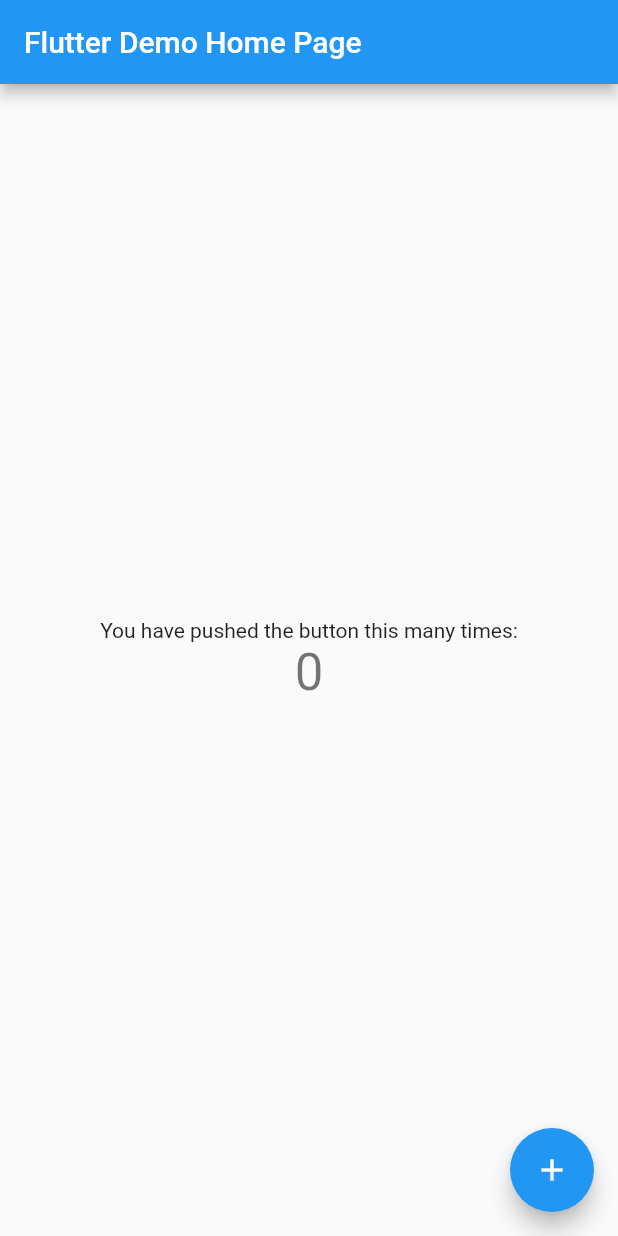
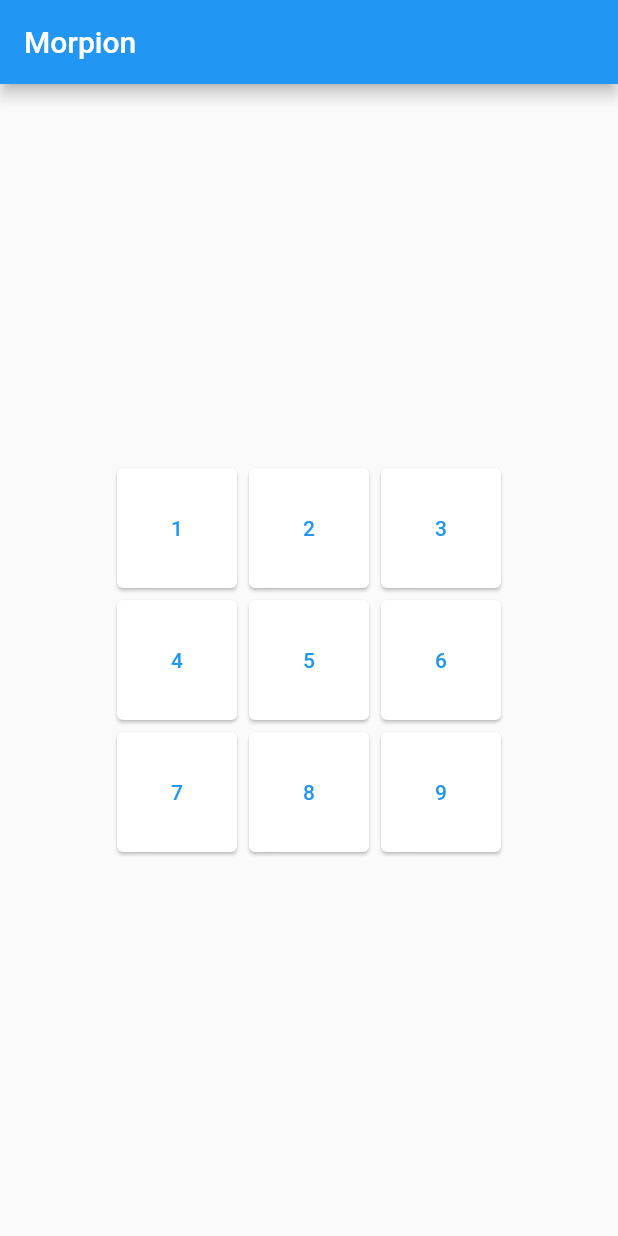
Before and after one commit to grachet/afti-exercice, a Flutter app: the screen it shows after launch, on a phone screen of 412 x 824 dp. Run offline on Flutter 3.47's test engine with Material 2 defaults, Android fonts, the phone set to English and light mode, and no system bars.

Commit message:
morpion UI

```diff
--- a/first_flutter/lib/main.dart
+++ b/first_flutter/lib/main.dart
@@ -9,7 +9,7 @@ class MyApp extends StatelessWidget {
   @override
   Widget build(BuildContext context) {
     return MaterialApp(
-      title: 'Flutter Demo',
+      title: 'Morpion',
       theme: ThemeData(
         // This is the theme of your application.
         //
@@ -22,7 +22,7 @@ class MyApp extends StatelessWidget {
         // is not restarted.
         primarySwatch: Colors.blue,
       ),
-      home: MyHomePage(title: 'Flutter Demo Home Page'),
+      home: MyHomePage(title: 'Morpion'),
     );
   }
 }
@@ -93,21 +93,153 @@ class _MyHomePageState extends State<MyHomePage> {
           // horizontal).
           mainAxisAlignment: MainAxisAlignment.center,
           children: <Widget>[
-            Text(
-              'You have pushed the button this many times:',
+            Row(
+              mainAxisAlignment: MainAxisAlignment.center,
+              children: <Widget>[
+                Card(
+                    child: Column(
+                  children: <Widget>[
+                    Container(
+                      height: 80,
+                      width: 80,
+                      child: TextButton(
+                        child: const Text('1'),
+                        onPressed: () => null,
+                      ),
+                    )
+                  ],
+                )),
+                Card(
+                    child: Column(
+                  children: <Widget>[
+                    Container(
+                      height: 80,
+                      width: 80,
+                      child: TextButton(
+                        child: const Text('2'),
+                        onPressed: () => null,
+                      ),
+                    )
+                  ],
+                )),
+                Card(
+                    child: Column(
+                  children: <Widget>[
+                    Container(
+                      height: 80,
+                      width: 80,
+                      child: TextButton(
+                        child: const Text('3'),
+                        onPressed: () => null,
+                      ),
+                    )
+                  ],
+                )),
+              ],
             ),
-            Text(
-              '$_counter',
-              style: Theme.of(context).textTheme.headline4,
+            Row(
+              mainAxisAlignment: MainAxisAlignment.center,
+              children: <Widget>[
+                Card(
+                    child: Column(
+                  children: <Widget>[
+                    Container(
+                      height: 80,
+                      width: 80,
+                      child: TextButton(
+                        child: const Text('4'),
+                        onPressed: () => null,
+                      ),
+                    )
+                  ],
+                )),
+                Card(
+                    child: Column(
+                  children: <Widget>[
+                    Container(
+                      height: 80,
+                      width: 80,
+                      child: TextButton(
+                        child: const Text('5'),
+                        onPressed: () => null,
+                      ),
+                    )
+                  ],
+                )),
+                Card(
+                    child: Column(
+                  children: <Widget>[
+                    Container(
+                      height: 80,
+                      width: 80,
+                      child: TextButton(
+                        child: const Text('6'),
+                        onPressed: () => null,
+                      ),
+                    )
+                  ],
+                )),
+              ],
+            ),
+            Row(
+              mainAxisAlignment: MainAxisAlignment.center,
+              children: <Widget>[
+                Card(
+                    child: Column(
+                  children: <Widget>[
+                    Container(
+                      height: 80,
+                      width: 80,
+                      child: TextButton(
+                        child: const Text('7'),
+                        onPressed: () => null,
+                      ),
+                    )
+                  ],
+                )),
+                Card(
+                    child: Column(
+                  children: <Widget>[
+                    Container(
+                      height: 80,
+                      width: 80,
+                      child: TextButton(
+                        child: const Text('8'),
+                        onPressed: () => null,
+                      ),
+                    )
+                  ],
+                )),
+                Card(
+                    child: Column(
+                  children: <Widget>[
+                    Container(
+                      height: 80,
+                      width: 80,
+                      child: TextButton(
+                        child: const Text('9'),
+                        onPressed: () => null,
+                      ),
+                    )
+                  ],
+                )),
+              ],
             ),
           ],
         ),
       ),
-      floatingActionButton: FloatingActionButton(
-        onPressed: _incrementCounter,
-        tooltip: 'Increment',
-        child: Icon(Icons.add),
-      ), // This trailing comma makes auto-formatting nicer for build methods.
     );
   }
 }
+
+//  Card(
+//               child: Column(
+//               children: <Widget>[
+//               TextButton(
+//                 child: const Text('1'),
+//                 onPressed: () => null,
+//                 style: )},
+//               ),
+//             ],
+//              )),
+//             ] )
```
